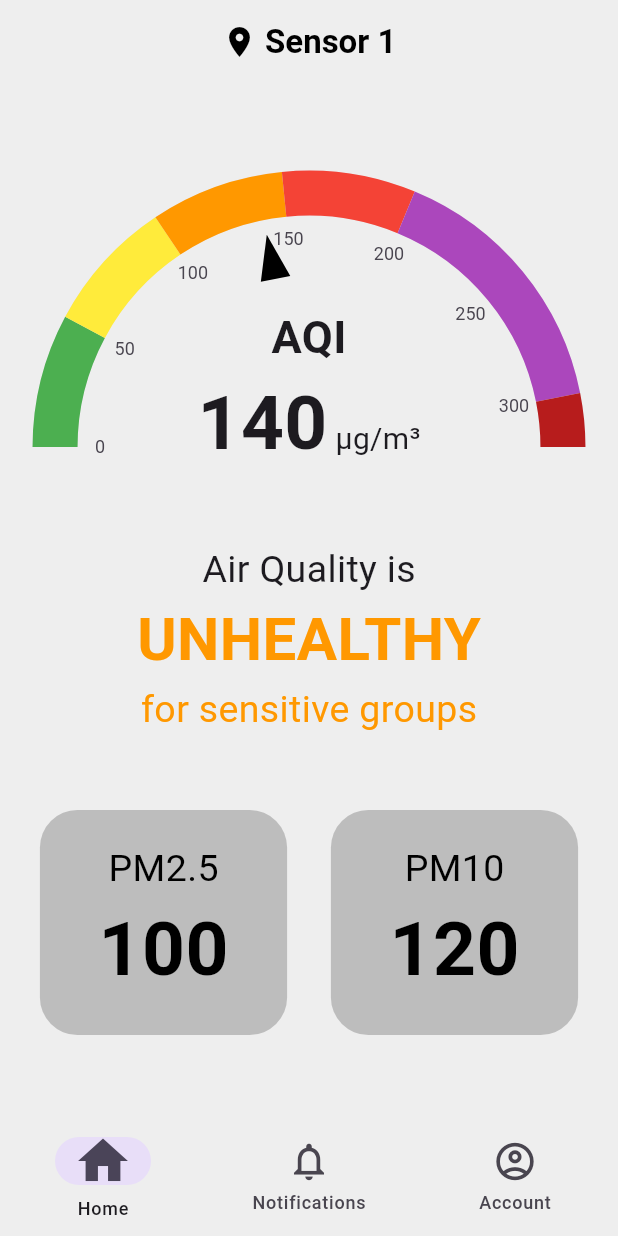
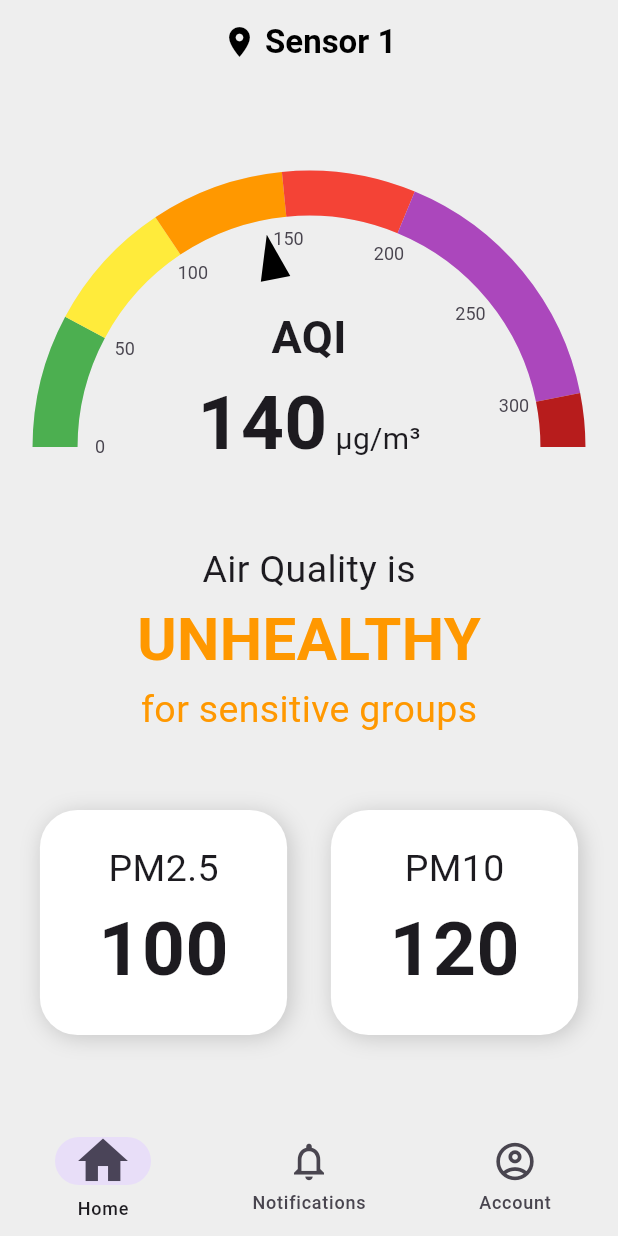
Before and after one commit to aayushman950/Air-Quality-Monitoring-System, a Flutter app: the screen it shows after launch, on a phone screen of 412 x 824 dp. Run offline on Flutter 3.47's test engine with Material 3 defaults, Android fonts, the phone set to English and light mode, and no system bars; drawn by our look-alikes of syncfusion_flutter_gauges; our stand-ins replace shared_preferences.

Commit message:
adding styling

```diff
--- a/aqms/lib/widgets/pm_tile.dart
+++ b/aqms/lib/widgets/pm_tile.dart
@@ -1,4 +1,6 @@
+import 'package:aqms/models/theme_model.dart';
 import 'package:flutter/material.dart';
+import 'package:provider/provider.dart';
 
 class PMTile extends StatelessWidget {
   final num pmType;
@@ -10,13 +12,21 @@ class PMTile extends StatelessWidget {
   Widget build(BuildContext context) {
     final screenWidth = MediaQuery.of(context).size.width;
 
+    bool isDarkMode = Provider.of<ThemeModel>(context).isDarkMode;
+
     return Container(
       width: screenWidth * 0.4,
       height: 150,
       decoration: BoxDecoration(
-        color: Colors.grey.shade400,
-        borderRadius: BorderRadius.circular(25),
-      ),
+          color: isDarkMode? Colors.black: Colors.white,
+          borderRadius: BorderRadius.circular(25),
+          boxShadow: [
+            BoxShadow(
+              color: isDarkMode? Colors.white.withOpacity(0.5) : Colors.grey.withOpacity(0.5),
+              blurRadius: 12,
+              offset: const Offset(2, 2),
+            ),
+          ]),
       child: Padding(
         padding: const EdgeInsets.symmetric(horizontal: 32, vertical: 12),
         child: Center(
@@ -26,14 +36,12 @@ class PMTile extends StatelessWidget {
               Text(
                 "PM$pmType",
                 style: const TextStyle(
-                  color: Colors.black,
                   fontSize: 25,
                 ),
               ),
               Text(
                 pmValue.toString(),
                 style: const TextStyle(
-                  color: Colors.black,
                   fontSize: 50,
                   fontWeight: FontWeight.bold,
                 ),
```
